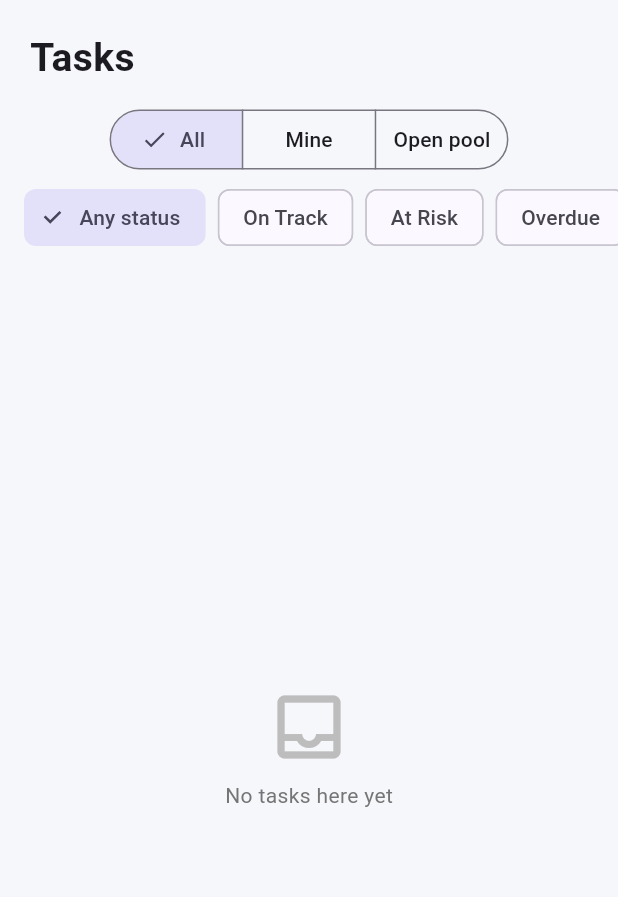
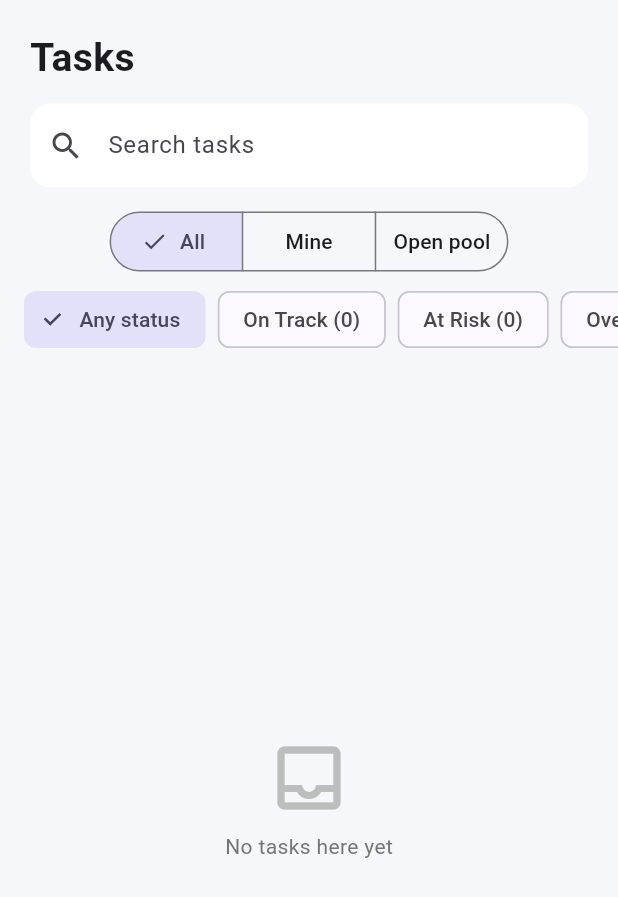
Before and after one commit to Cedric-Bigwi/group_36_sla_tracker, a Flutter app: the TaskListScreen widget shown alone on an empty page, opened directly with sample values from the repository, on a phone screen of 412 x 824 dp. Shown: the top 897 px of the screen. Run offline on Flutter 3.47's test engine with Material 3 defaults, Android fonts, the light colour scheme and no system bars; our stand-ins replace shared_preferences; accounts and stored records are empty.

Commit message:
Add title search

```diff
--- a/lib/screens/task_list_screen.dart
+++ b/lib/screens/task_list_screen.dart
@@ -16,16 +16,29 @@ class TaskListScreen extends StatefulWidget {
 class _TaskListScreenState extends State<TaskListScreen> {
   Sla? _sla; // null = any SLA status
   int _scope = 0; // 0 all, 1 mine, 2 open pool
+  String _query = ''; // search text, matched against task titles
+
+  int _count(Sla s) => widget.tasks.where((t) => t.sla == s).length;
 
   @override
   Widget build(BuildContext context) {
+    final q = _query.trim().toLowerCase();
     final shown = widget.tasks.where((t) {
       if (_sla != null && t.sla != _sla) return false;
-      if (_scope == 1) return t.assignee == widget.me.username;
-      if (_scope == 2) return t.assignee == null;
+      if (_scope == 1 && t.assignee != widget.me.username) return false;
+      if (_scope == 2 && t.assignee != null) return false;
+      if (q.isNotEmpty && !t.title.toLowerCase().contains(q)) return false;
       return true;
     }).toList()
-      ..sort((a, b) => a.deadline.compareTo(b.deadline));
+      ..sort((a, b) {
+        // Active tasks first by deadline; completed tasks sink to the bottom.
+        final aDone = a.status == TaskStatus.done;
+        final bDone = b.status == TaskStatus.done;
+        if (aDone != bDone) return aDone ? 1 : -1;
+        return a.deadline.compareTo(b.deadline);
+      });
+
+    final filtering = _sla != null || _scope != 0 || q.isNotEmpty;
 
     return Column(children: [
       const Padding(
@@ -34,6 +47,20 @@ class _TaskListScreenState extends State<TaskListScreen> {
             alignment: Alignment.centerLeft,
             child: Text('Tasks',
                 style: TextStyle(fontSize: 26, fontWeight: FontWeight.bold))),
+      ),
+      Padding(
+        padding: const EdgeInsets.fromLTRB(20, 0, 20, 12),
+        child: TextField(
+          onChanged: (v) => setState(() => _query = v),
+          decoration: InputDecoration(
+            hintText: 'Search tasks',
+            prefixIcon: const Icon(Icons.search),
+            filled: true,
+            fillColor: Colors.white,
+            border: OutlineInputBorder(
+                borderRadius: BorderRadius.circular(14), borderSide: BorderSide.none),
+          ),
+        ),
       ),
       Padding(
         padding: const EdgeInsets.symmetric(horizontal: 20),
@@ -63,7 +90,7 @@ class _TaskListScreenState extends State<TaskListScreen> {
             ...Sla.values.map((s) => Padding(
                   padding: const EdgeInsets.only(right: 8),
                   child: ChoiceChip(
-                      label: Text(s.label),
+                      label: Text('${s.label} (${_count(s)})'),
                       selected: _sla == s,
                       onSelected: (_) => setState(() => _sla = s)),
                 )),
@@ -76,7 +103,7 @@ class _TaskListScreenState extends State<TaskListScreen> {
                 child: Column(mainAxisSize: MainAxisSize.min, children: [
                 Icon(Icons.inbox_outlined, size: 56, color: Colors.grey.shade400),
                 const SizedBox(height: 8),
-                Text('No tasks here yet',
+                Text(filtering ? 'No tasks match your filters' : 'No tasks here yet',
                     style: TextStyle(color: Colors.grey.shade600)),
               ]))
             : ListView.builder(
```
